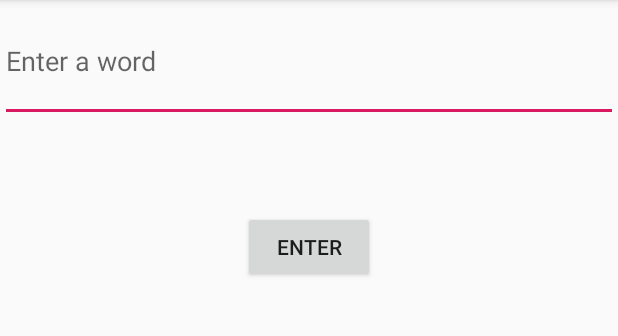
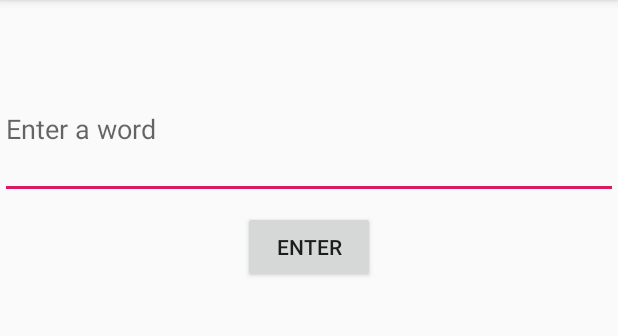
Before and after one commit to adikandu/synonymFinder, an Android app: the screen it shows after launch (MainActivity), on a phone screen of 412 x 824 dp, the part 84-420 px from its top. Run offline under Robolectric (Android 15) with nearby library versions, the phone set to English and light mode, and no system bars.

Commit message:
Format change 04/28/20

```diff
--- a/app/src/main/res/layout/activity_main.xml
+++ b/app/src/main/res/layout/activity_main.xml
@@ -19,10 +19,12 @@
             android:id="@+id/wordInput"
             android:layout_width="0dp"
             android:layout_height="0dp"
-            android:layout_marginBottom="59dp"
+            android:layout_marginTop="40dp"
+            android:layout_marginBottom="8dp"
             android:ems="10"
             android:hint="@string/edit_message"
             android:inputType="textPersonName"
+            android:visibility="visible"
             app:layout_constraintBottom_toTopOf="@+id/enter"
             app:layout_constraintEnd_toEndOf="parent"
             app:layout_constraintStart_toStartOf="parent"
```
